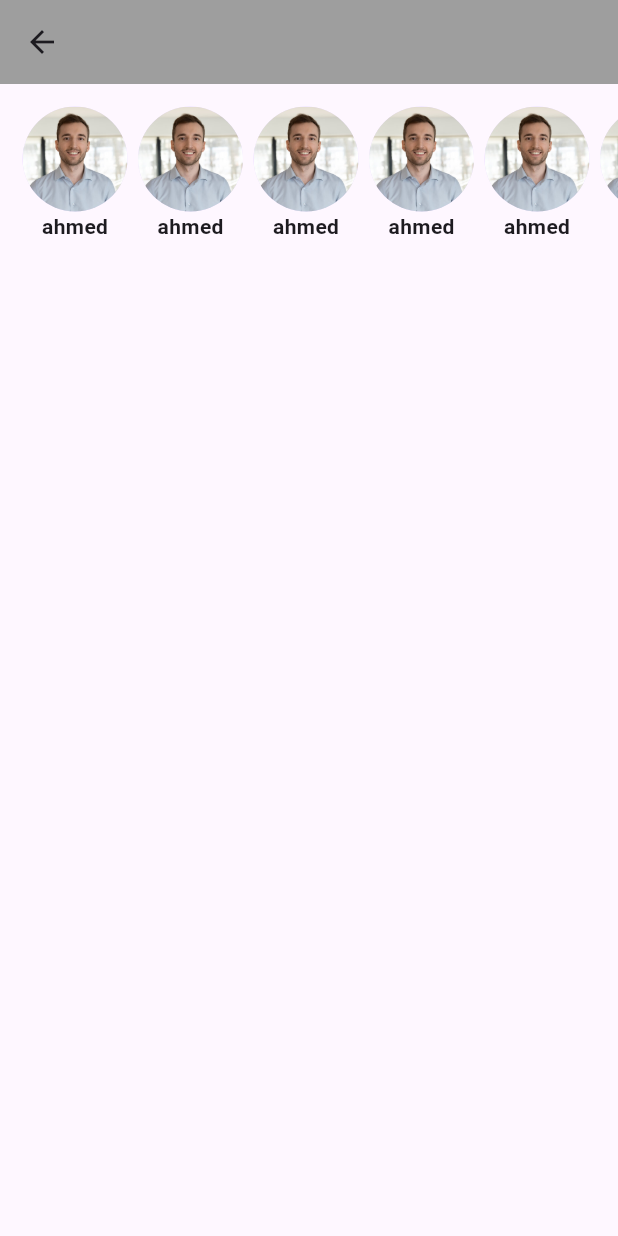
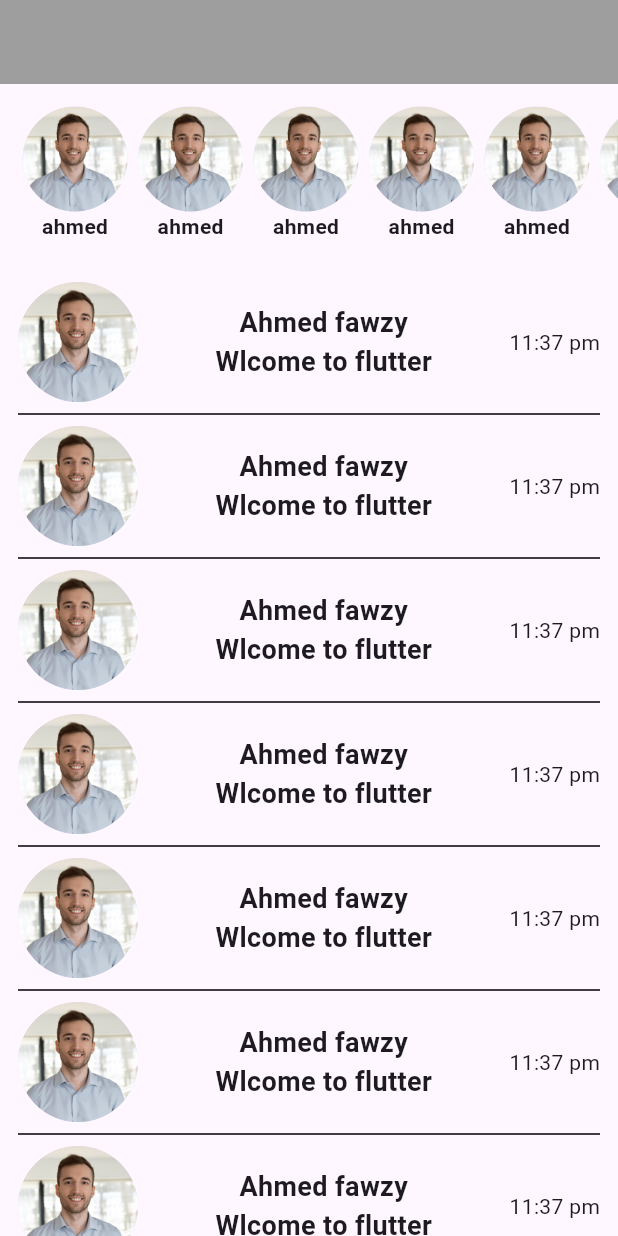
Before and after one commit to ahmedfawzyelamawy/git_eraa_test_app, a Flutter app: the Listview screen opened directly, on a phone screen of 412 x 824 dp. Run offline on Flutter 3.47's test engine with Material 3 defaults, Android fonts, the phone set to English and light mode, and no system bars.

```diff
--- a/lib/Listview.dart
+++ b/lib/Listview.dart
@@ -9,65 +9,85 @@ class Listview extends StatelessWidget {
       appBar: AppBar(
         backgroundColor: Colors.grey,
       ),
-        body:
-            ListView.separated(
+      body: SingleChildScrollView(
+        child: Column(
+          children: [
+            SizedBox(
+              height: 120,
+              child: ListView.separated(
                   scrollDirection: Axis.horizontal,
                   padding: EdgeInsetsDirectional.all(15),
-                itemBuilder:(context, index) {
+                  itemBuilder: (context, index) {
                     return Row(
                       children: [
                         Column(
                           children: [
-                          CircleAvatar(backgroundImage: AssetImage('assets/images/profile.jpg'),radius: 35,),
-                          Text('ahmed',style: TextStyle(fontWeight: FontWeight.bold),)
+                            CircleAvatar(
+                              backgroundImage:
+                                  AssetImage('assets/images/profile.jpg'),
+                              radius: 35,
+                            ),
+                            Text(
+                              'ahmed',
+                              style: TextStyle(fontWeight: FontWeight.bold),
+                            )
                           ],
                         )
                       ],
                     );
                   },
-                separatorBuilder:  (context, index) {
-                  return SizedBox(width: 7,);
+                  separatorBuilder: (context, index) {
+                    return SizedBox(
+                      width: 7,
+                    );
                   },
-                itemCount: 10 ),
-            // ListView.separated(
-            //     padding: EdgeInsetsDirectional.all(12),
-            //     itemBuilder: (context, index) {
-            //       return Column(
-            //         children: [
-            //           Row(
-            //             children: [
-            //               CircleAvatar(
-            //                   backgroundImage:
-            //                   AssetImage('assets/images/profile.jpg'),
-            //                   radius: 40),
-            //               Expanded(
-            //                 child: Column(
-            //                   children: [
-            //                     Text(
-            //                       'Ahmed fawzy',
-            //                       style: TextStyle(
-            //                           fontWeight: FontWeight.bold, fontSize: 18),
-            //                     ),
-            //                     Text('Wlcome to flutter',
-            //                         style: TextStyle(
-            //                             fontWeight: FontWeight.bold, fontSize: 18)),
-            //                   ],
-            //                 ),
-            //               ),
-            //               Text('11:37 pm')
-            //             ],
-            //           )
-            //         ],
-            //       );
-            //     },
-            //     separatorBuilder: (context, index) {
-            //       return Divider(
-            //         color: Colors.black,
-            //         thickness: 1,
-            //       );
-            //     },
-            //     itemCount: 12),
-
+                  itemCount: 10),
+            ),
+            ListView.separated(
+                physics: NeverScrollableScrollPhysics(),
+                shrinkWrap: true,
+                padding: EdgeInsetsDirectional.all(12),
+                itemBuilder: (context, index) {
+                  return Column(
+                    children: [
+                      Row(
+                        children: [
+                          CircleAvatar(
+                              backgroundImage:
+                                  AssetImage('assets/images/profile.jpg'),
+                              radius: 40),
+                          Expanded(
+                            child: Column(
+                              children: [
+                                Text(
+                                  'Ahmed fawzy',
+                                  style: TextStyle(
+                                      fontWeight: FontWeight.bold,
+                                      fontSize: 18),
+                                ),
+                                Text('Wlcome to flutter',
+                                    style: TextStyle(
+                                        fontWeight: FontWeight.bold,
+                                        fontSize: 18)),
+                              ],
+                            ),
+                          ),
+                          Text('11:37 pm')
+                        ],
+                      )
+                    ],
+                  );
+                },
+                separatorBuilder: (context, index) {
+                  return Divider(
+                    color: Colors.black,
+                    thickness: 1,
+                  );
+                },
+                itemCount: 12),
+          ],
+        ),
+      ),
     );
   }
 }
--- a/lib/main.dart
+++ b/lib/main.dart
@@ -10,7 +10,7 @@ void main() {
   runApp(
     MaterialApp(
       debugShowCheckedModeBanner: false,
-      home:  Session(),
+      home:  Listview(),
     ),
   );
 }
```
Lines whose indentation alone changed are shown as unchanged.
